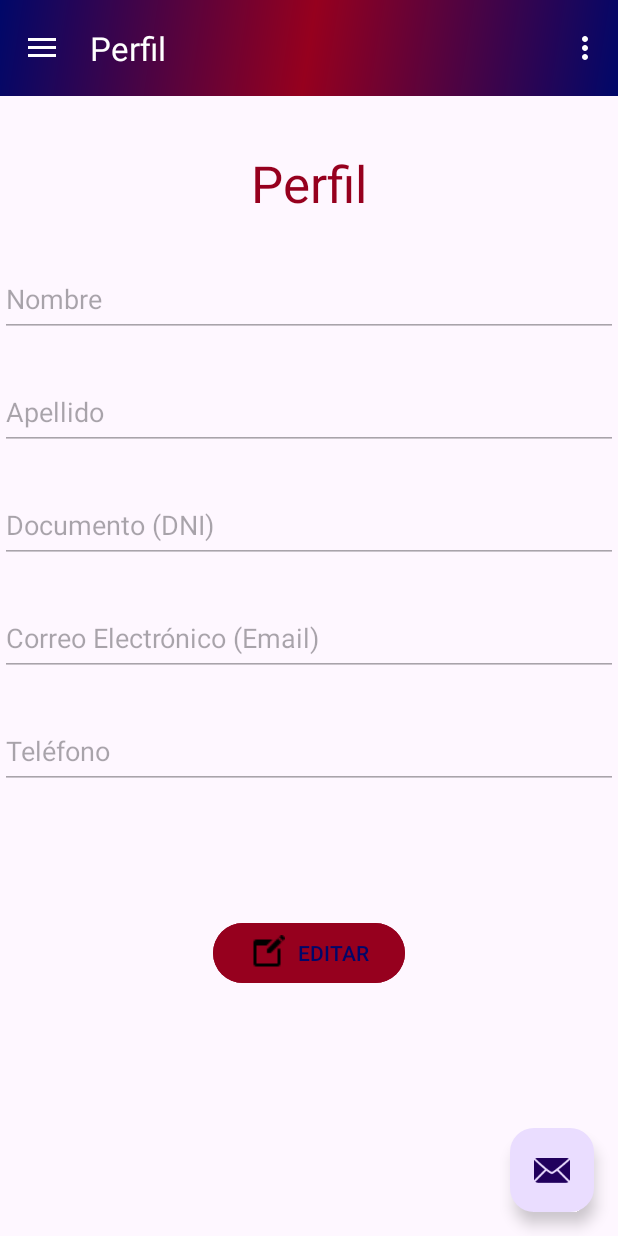
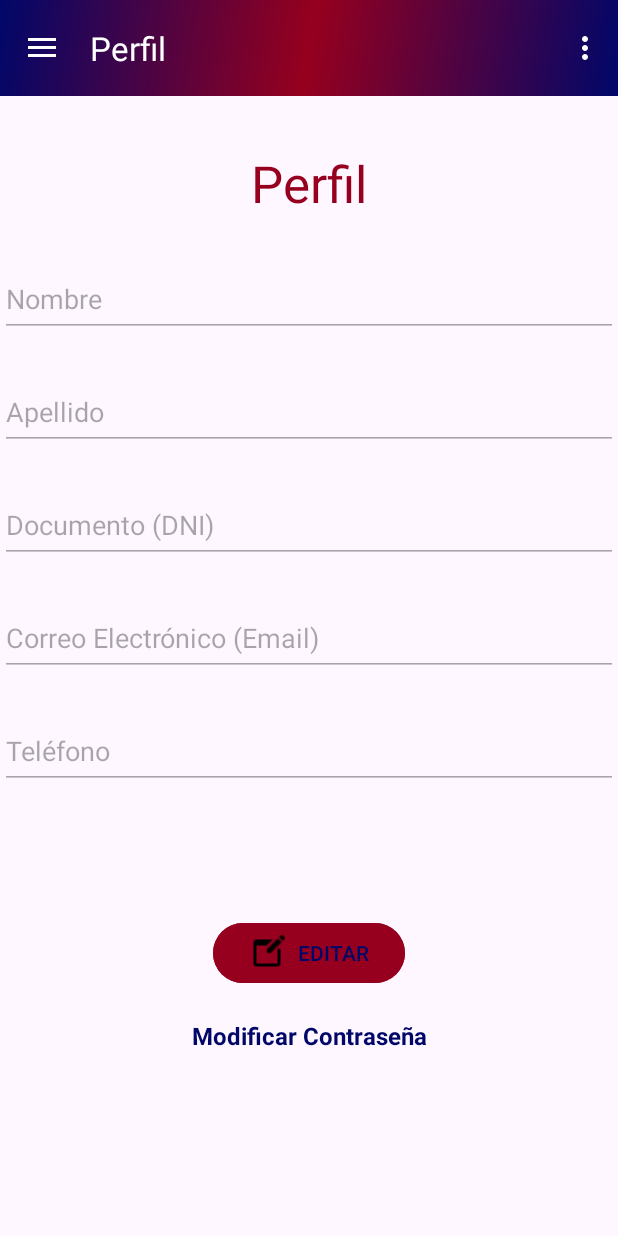
Before and after one commit to TinchoAcosta/Trabajo-Practico-Inmobiliaria, an Android app: the MenuActivity screen opened directly, with no data from a screen before it, in the side drawer, after a tap on "Perfil", on a phone screen of 412 x 824 dp. Run offline under Robolectric (Android 15) with nearby library versions, the phone set to English and light mode, and no system bars; our stand-ins replace navigation-ui; 1 statement that could not run was skipped.

Commit message:
feat: Agregue la funcion cambiar password y ->
-Prepare las vistas del agregar Inmueble con la navegacion terminada, falta la logica del ApiClient.
-Agregue el comportamiento de cerrar el teclado cuando se envia un formulario para mejorar la experiencia.

```diff
--- a/app/src/main/java/com/example/trabajopracticoinmobiliaria/menu/MenuActivity.java
+++ b/app/src/main/java/com/example/trabajopracticoinmobiliaria/menu/MenuActivity.java
@@ -30,14 +30,7 @@ public class MenuActivity extends AppCompatActivity {
         setContentView(binding.getRoot());
 
         setSupportActionBar(binding.appBarMenu.toolbar);
-        binding.appBarMenu.fab.setOnClickListener(new View.OnClickListener() {
-            @Override
-            public void onClick(View view) {
-                Snackbar.make(view, "Replace with your own action", Snackbar.LENGTH_LONG)
-                        .setAction("Action", null)
-                        .setAnchorView(R.id.fab).show();
-            }
-        });
+
         DrawerLayout drawer = binding.drawerLayout;
         NavigationView navigationView = binding.navView;
         // Passing each menu ID as a set of Ids because each
--- a/app/src/main/java/com/example/trabajopracticoinmobiliaria/request/ApiClient.java
+++ b/app/src/main/java/com/example/trabajopracticoinmobiliaria/request/ApiClient.java
@@ -65,5 +65,9 @@ public class ApiClient {
         @PUT("api/Propietarios/actualizar")
         Call<Propietario> actualizarPropietario(@Header("Authorization") String token, @Body Propietario p);
 
+        @FormUrlEncoded
+        @PUT("api/Propietarios/changePassword")
+        Call<Void> cambiarPassword(@Header("Authorization") String token, @Field("currentPassword") String cActual, @Field("newPassword") String cNueva);
+
     }
 }
--- a/app/src/main/res/layout/app_bar_menu.xml
+++ b/app/src/main/res/layout/app_bar_menu.xml
@@ -22,13 +22,6 @@
 
     <include layout="@layout/content_menu" />
 
-    <com.google.android.material.floatingactionbutton.FloatingActionButton
-        android:id="@+id/fab"
-        android:layout_width="wrap_content"
-        android:layout_height="wrap_content"
-        android:layout_gravity="bottom|end"
-        android:layout_marginEnd="@dimen/fab_margin"
-        android:layout_marginBottom="16dp"
-        app:srcCompat="@android:drawable/ic_dialog_email" />
+
 
 </androidx.coordinatorlayout.widget.CoordinatorLayout>
--- a/app/src/main/res/layout/fragment_gallery.xml
+++ b/app/src/main/res/layout/fragment_gallery.xml
@@ -109,4 +109,19 @@
         app:layout_constraintStart_toStartOf="parent"
         app:layout_constraintTop_toBottomOf="@+id/etTelEditar" />
 
+    <TextView
+        android:id="@+id/tvCambiarContrasenia"
+        android:layout_width="wrap_content"
+        android:layout_height="49dp"
+        android:layout_marginTop="20dp"
+        android:clickable="true"
+        android:focusable="true"
+        android:text="Modificar Contraseña"
+        android:textColor="#000769"
+        android:textSize="16sp"
+        android:textStyle="bold"
+        app:layout_constraintEnd_toEndOf="parent"
+        app:layout_constraintStart_toStartOf="parent"
+        app:layout_constraintTop_toBottomOf="@+id/btEditarPerfil" />
+
 </androidx.constraintlayout.widget.ConstraintLayout>
--- a/app/src/main/res/navigation/mobile_navigation.xml
+++ b/app/src/main/res/navigation/mobile_navigation.xml
@@ -15,7 +15,11 @@
         android:id="@+id/nav_gallery"
         android:name="com.example.trabajopracticoinmobiliaria.menu.ui.gallery.GalleryFragment"
         android:label="@string/perfil"
-        tools:layout="@layout/fragment_gallery" />
+        tools:layout="@layout/fragment_gallery" >
+        <action
+            android:id="@+id/action_nav_gallery_to_cambiarPasswordFragment"
+            app:destination="@id/cambiarPasswordFragment" />
+    </fragment>
 
     <fragment
         android:id="@+id/nav_slideshow"
@@ -25,6 +29,9 @@
         <action
             android:id="@+id/action_nav_slideshow_to_detalleInmuebleFragment"
             app:destination="@id/detalleInmuebleFragment" />
+        <action
+            android:id="@+id/action_nav_slideshow_to_agregarInmuebleFragment"
+            app:destination="@id/agregarInmuebleFragment" />
     </fragment>
 
     <fragment
@@ -43,4 +50,14 @@
         android:name="com.example.trabajopracticoinmobiliaria.menu.ui.slideshow.DetalleInmuebleFragment"
         android:label="@string/informaci_n_del_inmueble"
         tools:layout="@layout/fragment_detalle_inmueble" />
+    <fragment
+        android:id="@+id/cambiarPasswordFragment"
+        android:name="com.example.trabajopracticoinmobiliaria.menu.ui.gallery.CambiarPasswordFragment"
+        android:label="@string/cambia_tu_contrase_a"
+        tools:layout="@layout/fragment_cambiar_password" />
+    <fragment
+        android:id="@+id/agregarInmuebleFragment"
+        android:name="com.example.trabajopracticoinmobiliaria.menu.ui.slideshow.AgregarInmuebleFragment"
+        android:label="Añadir un nuevo inmueble"
+        tools:layout="@layout/fragment_agregar_inmueble" />
 </navigation>
--- a/app/src/main/res/values/strings.xml
+++ b/app/src/main/res/values/strings.xml
@@ -18,4 +18,6 @@
     <string name="salir">Salir</string>
     <string name="editar">EDITAR</string>
     <string name="informaci_n_del_inmueble">Información del inmueble</string>
+    <string name="cambiar">CAMBIAR</string>
+    <string name="cambia_tu_contrase_a">Cambia tu contraseña</string>
 </resources>
```
Also changed, not shown: app/src/main/java/com/example/trabajopracticoinmobiliaria/MainActivity.java (+8 -0 lines), app/src/main/java/com/example/trabajopracticoinmobiliaria/menu/ui/gallery/CambiarPasswordFragment.java (added, +76 -0 lines), app/src/main/java/com/example/trabajopracticoinmobiliaria/menu/ui/gallery/CambiarPasswordViewModel.java (added, +66 -0 lines), app/src/main/java/com/example/trabajopracticoinmobiliaria/menu/ui/gallery/GalleryFragment.java (+18 -0 lines), app/src/main/java/com/example/trabajopracticoinmobiliaria/menu/ui/slideshow/AgregarInmuebleFragment.java (added, +44 -0 lines), app/src/main/java/com/example/trabajopracticoinmobiliaria/menu/ui/slideshow/AgregarInmuebleViewModel.java (added, +12 -0 lines), app/src/main/java/com/example/trabajopracticoinmobiliaria/menu/ui/slideshow/SlideshowFragment.java (+7 -0 lines), app/src/main/res/layout/fragment_agregar_inmueble.xml (added, +113 -0 lines), app/src/main/res/layout/fragment_cambiar_password.xml (added, +58 -0 lines), app/src/main/res/layout/fragment_slideshow.xml (+13 -0 lines).
